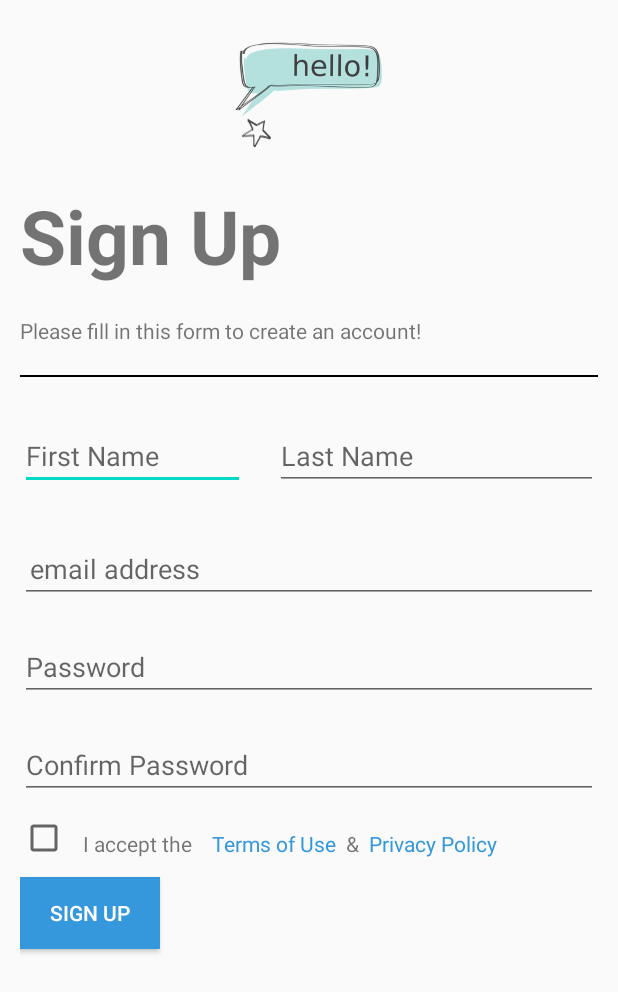
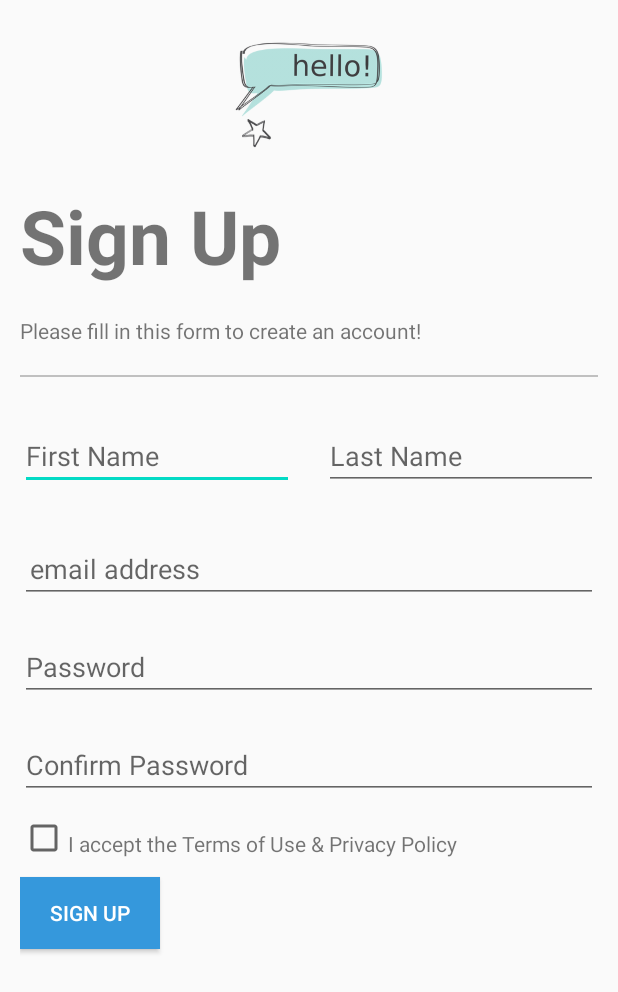
Before and after one commit to arvindkr7/AndroidDevelopment, an Android app: the layout activity_sign_up.xml on its own in the app's theme, with its tools: preview values and no code run, on a phone screen of 412 x 824 dp. Shown: the top 992 px of the screen. Run offline under Robolectric (Android 15) with nearby library versions, the phone set to English and light mode, and no system bars.

Commit message:
SignUp Form minor issue fixed with first and last name views' width

```diff
--- a/unitOne/app/src/main/AndroidManifest.xml
+++ b/unitOne/app/src/main/AndroidManifest.xml
@@ -9,9 +9,9 @@
         android:roundIcon="@mipmap/ic_launcher_round"
         android:supportsRtl="true"
         android:theme="@style/AppTheme">
-        <activity android:name=".RelativeLayout">
-        </activity>
-        <activity android:name=".P2LinearLayoutDemo"></activity>
+        <activity android:name=".Widgets"></activity>
+        <activity android:name=".RelativeLayout"></activity>
+        <activity android:name=".P2LinearLayoutDemo" />
         <activity android:name=".MainActivity" />
         <activity android:name=".SignUp">
             <intent-filter>
--- a/unitOne/app/src/main/res/layout/activity_sign_up.xml
+++ b/unitOne/app/src/main/res/layout/activity_sign_up.xml
@@ -43,22 +43,28 @@
         android:layout_height="1dp"
         android:layout_width="match_parent"
         android:layout_marginVertical="15px"
-        android:background="@color/black"
-        />
+        android:background="@color/grey"/>
+
+    <LinearLayout
+        android:id="@+id/name"
+        android:layout_below="@+id/hr1"
+        android:layout_width="match_parent"
+        android:layout_height="wrap_content"
+        android:orientation="horizontal">
         <EditText
             android:id="@+id/firstName"
-        android:layout_width="150dp"
+            android:layout_width="0dp"
 
+            android:layout_weight="1"
             android:layout_height="wrap_content"
             android:hint="First Name"
-        android:layout_below="@+id/hr1"
             android:inputType="text"
             android:layout_marginVertical="30px"
             />
-
         <EditText
             android:id="@+id/lastName"
-        android:layout_width="fill_parent"
+            android:layout_width="0dp"
+            android:layout_weight="1"
             android:layout_height="wrap_content"
             android:layout_below="@+id/hr1"
             android:layout_toRightOf="@+id/firstName"
@@ -67,12 +73,16 @@
             android:inputType="text"
             android:layout_marginVertical="30px"
             />
+    </LinearLayout>
+
+
+
 
     <EditText
         android:id="@+id/emailid"
         android:layout_width="match_parent"
         android:layout_height="wrap_content"
-        android:layout_below="@+id/firstName"
+        android:layout_below="@+id/name"
         android:layout_alignParentLeft="true"
         android:hint="email address"
         android:inputType="textEmailAddress"
@@ -109,44 +119,13 @@
     <TextView
         android:layout_width="wrap_content"
         android:layout_height="wrap_content"
-        android:id="@+id/Iagree"
-        android:text="I accept the"
+        android:id="@+id/statement"
         android:layout_toRightOf="@+id/checkbox"
         android:layout_below="@+id/confirmPassword"
-        android:layout_margin="15px"
-        />
-    <TextView
-        android:layout_width="wrap_content"
-        android:layout_height="wrap_content"
-        android:id="@+id/terms"
-        android:text="Terms of Use"
-        android:textColor="@color/skyBlue"
-        android:layout_toRightOf="@+id/Iagree"
-        android:layout_below="@+id/confirmPassword"
-        android:layout_marginHorizontal="5px"
+        android:text="I accept the Terms of Use &amp; Privacy Policy"
         android:layout_marginTop="15px"
         />
-    <TextView
-        android:layout_width="wrap_content"
-        android:layout_height="wrap_content"
-        android:id="@+id/and"
-        android:text="&amp;"
-        android:layout_below="@+id/confirmPassword"
-        android:layout_toRightOf="@+id/terms"
-        android:layout_marginHorizontal="5px"
-        android:layout_marginTop="15px"
-        />
-    <TextView
-        android:layout_width="wrap_content"
-        android:layout_height="wrap_content"
-        android:id="@+id/privacyPolicy"
-        android:text="Privacy Policy"
-        android:layout_toRightOf="@+id/and"
-        android:layout_below="@+id/confirmPassword"
-        android:textColor="@color/skyBlue"
-        android:layout_marginHorizontal="5px"
-        android:layout_marginTop="15px"
-        />
+
 
     <Button
         android:layout_width="wrap_content"
```
Also changed, not shown: unitOne/app/src/main/java/com/example/unitone/SignUp.java (+24 -1 lines), unitOne/app/src/main/java/com/example/unitone/Widgets.java (added, +14 -0 lines), unitOne/app/src/main/res/layout/activity_widgets.xml (added, +9 -0 lines). Lines whose indentation alone changed are shown as unchanged.
